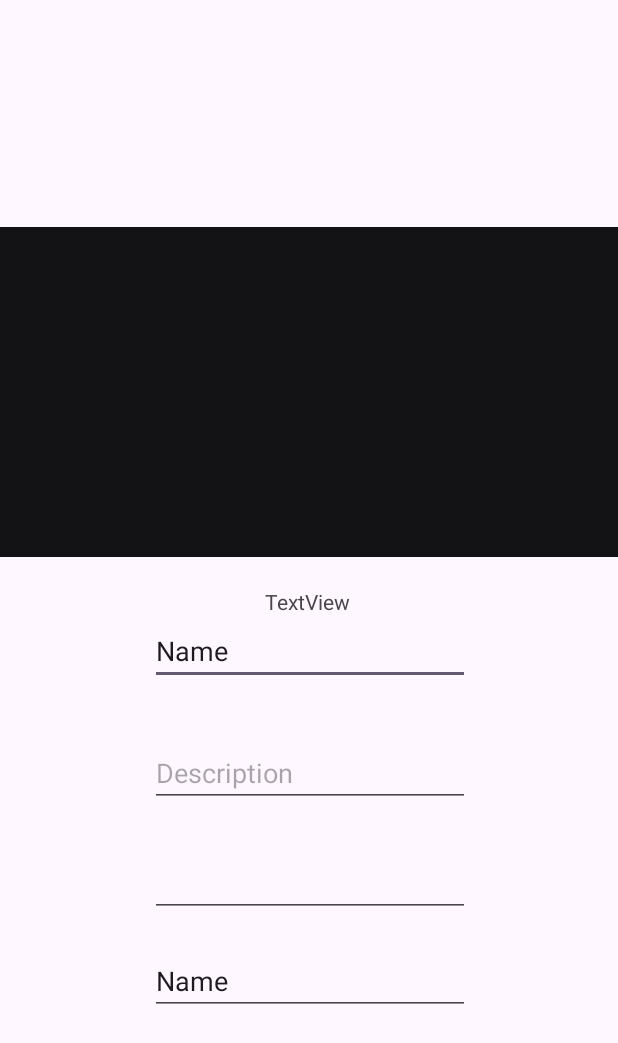
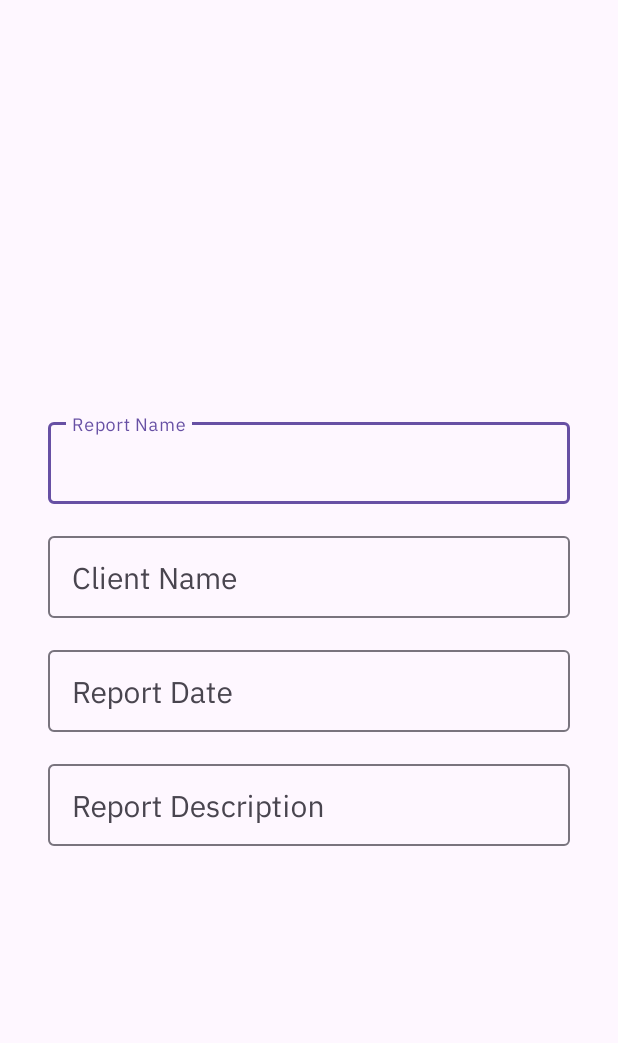
Before and after one commit to jmoralm/aquasmart, an Android app: the layout edit_report.xml on its own in the app's theme, with its tools: preview values and no code run, on a phone screen of 412 x 824 dp. Shown: the top 1043 px of the screen. Run offline under Robolectric (Android 15) with nearby library versions, the phone set to English and light mode, and no system bars.

Commit message:
Editar Reporte OK

```diff
--- a/app/src/main/res/layout/edit_report.xml
+++ b/app/src/main/res/layout/edit_report.xml
@@ -7,90 +7,82 @@
     android:layout_height="match_parent"
     tools:context=".dialog.DialogEditReport">
 
-    <!-- TODO: Update blank fragment layout -->
-
-    <androidx.constraintlayout.widget.ConstraintLayout
+    <LinearLayout
         android:layout_width="match_parent"
         android:layout_height="wrap_content"
+        android:layout_marginHorizontal="16dp"
+        android:orientation="vertical"
+        android:padding="16dp"
+        style="@style/ShapeAppearanceOverlay.MaterialAlertDialog.Material3"
         app:layout_constraintBottom_toBottomOf="parent"
         app:layout_constraintEnd_toEndOf="parent"
         app:layout_constraintStart_toStartOf="parent"
         app:layout_constraintTop_toTopOf="parent">
 
-        <EditText
-            android:id="@+id/et_report_name"
-            android:layout_width="wrap_content"
+        <com.google.android.material.textfield.TextInputLayout
+
+            android:layout_width="match_parent"
             android:layout_height="wrap_content"
-            android:layout_marginTop="40dp"
-            android:ems="10"
-            android:inputType="text"
-            android:text="Name"
-            app:layout_constraintEnd_toEndOf="parent"
-            app:layout_constraintHorizontal_bias="0.502"
-            app:layout_constraintStart_toStartOf="parent"
-            app:layout_constraintTop_toBottomOf="@+id/imageView" />
+            android:layout_marginBottom="16dp"
+            android:layout_marginTop="32dp">
 
-        <EditText
-            android:id="@+id/et_client_name"
-            android:layout_width="wrap_content"
-            android:layout_height="wrap_content"
-            android:layout_marginTop="20dp"
-            android:ems="10"
-            android:inputType="text"
-            android:text="Name"
-            app:layout_constraintBottom_toBottomOf="parent"
-            app:layout_constraintEnd_toEndOf="@+id/editTextDate"
-            app:layout_constraintHorizontal_bias="0.0"
-            app:layout_constraintStart_toStartOf="@+id/editTextDate"
-            app:layout_constraintTop_toBottomOf="@+id/editTextDate"
-            app:layout_constraintVertical_bias="0.074" />
-
-        <EditText
-            android:id="@+id/editTextDate"
-            android:layout_width="wrap_content"
-            android:layout_height="wrap_content"
-            android:layout_marginTop="28dp"
-            android:ems="10"
-            android:inputType="date"
-            app:layout_constraintEnd_toEndOf="@+id/editTextMulti_description"
-            app:layout_constraintStart_toStartOf="@+id/editTextMulti_description"
-            app:layout_constraintTop_toBottomOf="@+id/editTextMulti_description" />
-
-        <EditText
-            android:id="@+id/editTextMulti_description"
-            android:layout_width="wrap_content"
-            android:layout_height="wrap_content"
-            android:layout_marginTop="36dp"
-            android:ems="10"
-            android:gravity="start|top"
-            android:hint="Description"
-            android:inputType="textMultiLine"
-            app:layout_constraintEnd_toEndOf="@+id/et_report_name"
-            app:layout_constraintStart_toStartOf="@+id/et_report_name"
-            app:layout_constraintTop_toBottomOf="@+id/et_report_name" />
-
-        <ImageView
-            android:id="@+id/imageView"
-            android:layout_width="match_parent"
-            android:layout_height="220dp"
-            android:layout_marginTop="4dp"
-            android:background="@color/dark_color_black"
-            app:layout_constraintTop_toTopOf="parent"
-            tools:layout_editor_absoluteX="16dp" />
-
-        <TextView
-            android:id="@+id/tv_imageUrl"
-            android:layout_width="wrap_content"
-            android:layout_height="wrap_content"
-            android:layout_marginTop="20dp"
-            android:text="TextView"
-            app:layout_constraintBottom_toTopOf="@+id/et_report_name"
-            app:layout_constraintEnd_toEndOf="parent"
-            app:layout_constraintHorizontal_bias="0.498"
-            app:layout_constraintStart_toStartOf="parent"
-            app:layout_constraintTop_toBottomOf="@+id/imageView"
-            app:layout_constraintVertical_bias="0.0" />
-    </androidx.constraintlayout.widget.ConstraintLayout>
+            <com.google.android.material.textfield.TextInputEditText
+                android:id="@+id/et_report_name"
+                style="@style/aquasmart_input_text"
+                android:layout_width="match_parent"
+                android:layout_height="wrap_content"
+                android:hint="Report Name"
+                android:imeOptions="actionDone"
+                android:inputType="text" />
 
 
+        </com.google.android.material.textfield.TextInputLayout>
+
+        <com.google.android.material.textfield.TextInputLayout
+            android:layout_width="match_parent"
+            android:layout_height="wrap_content"
+            android:layout_marginBottom="16dp">
+
+            <com.google.android.material.textfield.TextInputEditText
+                android:id="@+id/et_client_name"
+                style="@style/aquasmart_input_text"
+                android:layout_width="match_parent"
+                android:layout_height="wrap_content"
+                android:hint="Client Name"
+                android:imeOptions="actionDone"
+                android:inputType="text" />
+        </com.google.android.material.textfield.TextInputLayout>
+
+        <com.google.android.material.textfield.TextInputLayout
+            android:layout_width="match_parent"
+            android:layout_height="wrap_content"
+            android:layout_marginBottom="16dp">
+
+            <com.google.android.material.textfield.TextInputEditText
+                android:id="@+id/edit_text_date"
+                style="@style/aquasmart_input_text"
+                android:layout_width="match_parent"
+                android:layout_height="wrap_content"
+                android:imeOptions="actionDone"
+                android:hint="Report Date"
+                android:inputType="date" />
+        </com.google.android.material.textfield.TextInputLayout>
+
+        <com.google.android.material.textfield.TextInputLayout
+            android:layout_width="match_parent"
+            android:layout_height="wrap_content"
+            android:layout_marginBottom="16dp">
+
+            <com.google.android.material.textfield.TextInputEditText
+                android:id="@+id/edit_text_multi_description"
+                style="@style/aquasmart_input_text"
+                android:layout_width="match_parent"
+                android:layout_height="wrap_content"
+                android:hint="Report Description"
+                android:imeOptions="actionDone"
+                android:inputType="text" />
+
+        </com.google.android.material.textfield.TextInputLayout>
+    </LinearLayout>
+
 </androidx.constraintlayout.widget.ConstraintLayout>
--- a/app/src/main/res/values/themes.xml
+++ b/app/src/main/res/values/themes.xml
@@ -6,4 +6,5 @@
     </style>
 
     <style name="Theme.Aquasmart" parent="Base.Theme.Aquasmart" />
+
 </resources>
```
Also changed, not shown: app/src/main/java/com/example/aquasmart/dialog/DialogEditReport.kt (+24 -102 lines), app/src/main/res/drawable/baseline_edit_document_24.xml (added, +9 -0 lines), app/src/main/res/values/styles.xml (+10 -0 lines).
